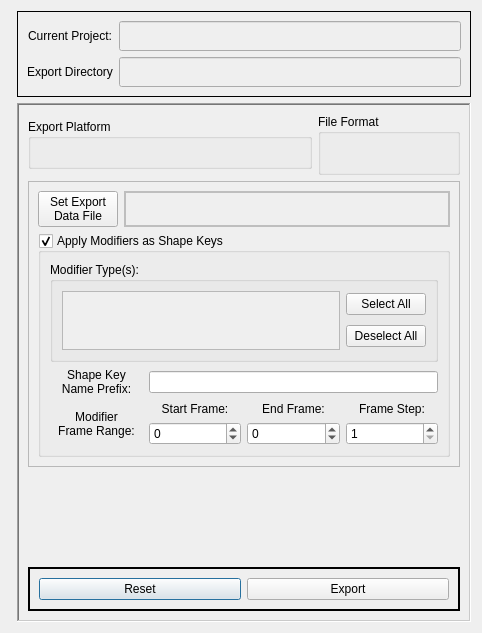
First picture: the form in src/nft_blender/nft_qt/qt_io_export_dialog.ui, repository themasmedia/nft-blender, before the edit.
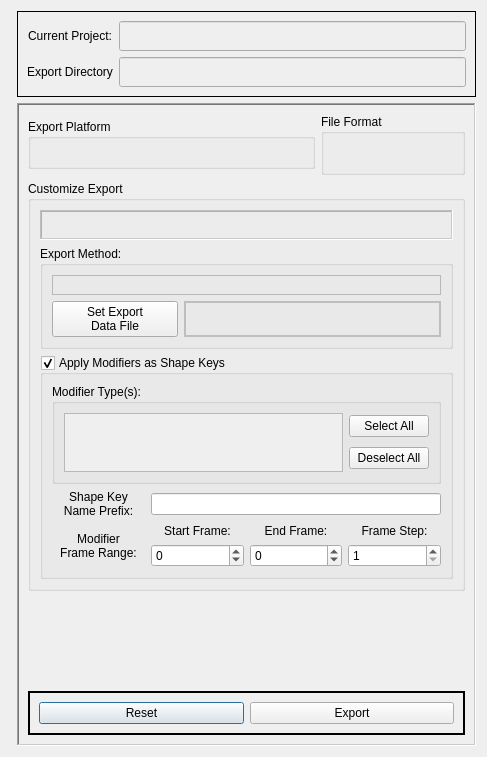
Second picture: the form after the edit.

The edit to the form file:
```diff
--- a/src/nft_blender/nft_qt/qt_io_export_dialog.ui
+++ b/src/nft_blender/nft_qt/qt_io_export_dialog.ui
@@ -9,8 +9,8 @@
    <rect>
     <x>0</x>
     <y>0</y>
-    <width>482</width>
-    <height>633</height>
+    <width>487</width>
+    <height>757</height>
    </rect>
   </property>
   <property name="sizePolicy">
@@ -216,45 +216,74 @@
        </widget>
       </item>
       <item row="1" column="0" colspan="3">
-       <widget class="QFrame" name="io_export_data_frame">
-        <property name="frameShape">
-         <enum>QFrame::StyledPanel</enum>
-        </property>
-        <property name="frameShadow">
-         <enum>QFrame::Raised</enum>
+       <widget class="QGroupBox" name="io_export_customize_grrpbox">
+        <property name="title">
+         <string>Customize Export</string>
         </property>
         <layout class="QGridLayout" name="gridLayout_3">
-         <item row="0" column="1" colspan="2">
-          <widget class="QLabel" name="io_export_data_file_label">
-           <property name="enabled">
-            <bool>false</bool>
+         <item row="1" column="0" colspan="2">
+          <widget class="QGroupBox" name="io_export_data_grpbox">
+           <property name="minimumSize">
+            <size>
+             <width>0</width>
+             <height>0</height>
+            </size>
            </property>
-           <property name="frameShape">
-            <enum>QFrame::WinPanel</enum>
+           <property name="title">
+            <string>Export Method:</string>
            </property>
-           <property name="text">
-            <string/>
-           </property>
-           <property name="alignment">
-            <set>Qt::AlignCenter</set>
-           </property>
-          </widget>
-         </item>
-         <item row="0" column="0">
-          <widget class="QPushButton" name="io_export_data_file_pshbtn">
-           <property name="sizePolicy">
-            <sizepolicy hsizetype="Maximum" vsizetype="Fixed">
-             <horstretch>0</horstretch>
-             <verstretch>0</verstretch>
-            </sizepolicy>
-           </property>
-           <property name="text">
-            <string>Set Export
+           <layout class="QGridLayout" name="gridLayout">
+            <item row="2" column="0">
+             <widget class="QPushButton" name="io_export_data_file_pshbtn">
+              <property name="sizePolicy">
+               <sizepolicy hsizetype="Preferred" vsizetype="Fixed">
+                <horstretch>0</horstretch>
+                <verstretch>0</verstretch>
+               </sizepolicy>
+              </property>
+              <property name="text">
+               <string>Set Export
 Data File</string>
-           </property>
+              </property>
+             </widget>
+            </item>
+            <item row="1" column="0" colspan="3">
+             <widget class="QFrame" name="io_export_data_frame">
+              <property name="minimumSize">
+               <size>
+                <width>0</width>
+                <height>0</height>
+               </size>
+              </property>
+              <property name="frameShape">
+               <enum>QFrame::StyledPanel</enum>
+              </property>
+              <property name="frameShadow">
+               <enum>QFrame::Raised</enum>
+              </property>
+              <layout class="QHBoxLayout" name="horizontalLayout_4"/>
+             </widget>
+            </item>
+            <item row="2" column="1" colspan="2">
+             <widget class="QLabel" name="io_export_data_file_label">
+              <property name="enabled">
+               <bool>false</bool>
+              </property>
+              <property name="frameShape">
+               <enum>QFrame::WinPanel</enum>
+              </property>
+              <property name="text">
+               <string/>
+              </property>
+              <property name="alignment">
+               <set>Qt::AlignCenter</set>
+              </property>
+             </widget>
+            </item>
+           </layout>
           </widget>
          </item>
-         <item row="1" column="0" colspan="3">
+         <item row="2" column="0" colspan="2">
           <widget class="QGroupBox" name="io_export_mdfr_grpbox">
            <property name="title">
             <string>Apply Modifiers as Shape Keys</string>
@@ -365,7 +394,7 @@
                    <rect>
                     <x>0</x>
                     <y>0</y>
-                    <width>253</width>
+                    <width>258</width>
                     <height>58</height>
                    </rect>
                   </property>
@@ -413,6 +442,31 @@
            </layout>
           </widget>
          </item>
+         <item row="0" column="0" colspan="2">
+          <widget class="QLabel" name="io_export_armature_detect">
+           <property name="enabled">
+            <bool>false</bool>
+           </property>
+           <property name="minimumSize">
+            <size>
+             <width>0</width>
+             <height>30</height>
+            </size>
+           </property>
+           <property name="frameShape">
+            <enum>QFrame::WinPanel</enum>
+           </property>
+           <property name="frameShadow">
+            <enum>QFrame::Sunken</enum>
+           </property>
+           <property name="text">
+            <string/>
+           </property>
+           <property name="alignment">
+            <set>Qt::AlignCenter</set>
+           </property>
+          </widget>
+         </item>
         </layout>
        </widget>
       </item>
```
Left out of the diff: 106 changed lines with no effect on the pictures.
